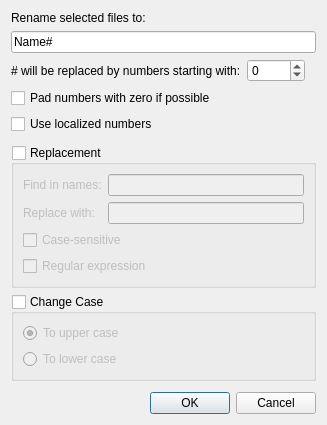
Before: the Qt Designer form pcmanfm/bulk-rename.ui in lxqt/pcmanfm-qt, drawn with Qt 5.
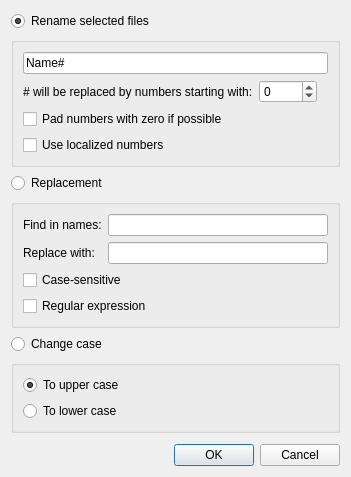
After: the same form once the commit is applied.

Commit message: Use QRadioButton's in Bulk Rename UI

```diff
--- a/pcmanfm/bulk-rename.ui
+++ b/pcmanfm/bulk-rename.ui
@@ -5,15 +5,21 @@
   <property name="windowTitle">
    <string>Bulk Rename</string>
   </property>
+  <layout class="QVBoxLayout" name="vboxLayout">
+   <item>
+    <widget class="QRadioButton" name="renameRB">
+     <property name="text">
+      <string>Rename selected files</string>
+     </property>
+     <property name="checked">
+      <bool>true</bool>
+     </property>
+    </widget>
+   </item>
+   <item>
+    <widget class="QGroupBox" name="renameGroupBox">
   <layout class="QGridLayout" name="gridLayout">
    <item row="0" column="0" colspan="3">
-    <widget class="QLabel" name="mainLabel">
-     <property name="text">
-      <string>Rename selected files to:</string>
-     </property>
-    </widget>
-   </item>
-   <item row="1" column="0" colspan="3">
     <widget class="QLineEdit" name="lineEdit">
      <property name="sizePolicy">
       <sizepolicy hsizetype="MinimumExpanding" vsizetype="Fixed">
@@ -26,14 +32,14 @@
      </property>
     </widget>
    </item>
-   <item row="2" column="0">
+      <item row="1" column="0">
     <widget class="QLabel" name="startLabel">
      <property name="text">
       <string># will be replaced by numbers starting with:</string>
      </property>
     </widget>
    </item>
-   <item row="2" column="1">
+      <item row="1" column="1">
     <widget class="QSpinBox" name="spinBox">
      <property name="minimum">
       <number>-1000</number>
@@ -43,7 +49,7 @@
      </property>
     </widget>
    </item>
-   <item row="2" column="2">
+      <item row="1" column="2">
     <spacer name="horizontalSpacer">
      <property name="orientation">
       <enum>Qt::Horizontal</enum>
@@ -59,47 +65,32 @@
      </property>
     </spacer>
    </item>
-   <item row="3" column="0" colspan="3">
+      <item row="2" column="0" colspan="3">
     <widget class="QCheckBox" name="zeroBox">
      <property name="text">
       <string>Pad numbers with zero if possible</string>
      </property>
     </widget>
    </item>
-   <item row="4" column="0" colspan="3">
+      <item row="3" column="0" colspan="3">
     <widget class="QCheckBox" name="localeBox">
      <property name="text">
       <string>Use localized numbers</string>
      </property>
     </widget>
    </item>
-   <item row="5" column="0">
-    <spacer name="verticalSpacer">
-     <property name="orientation">
-      <enum>Qt::Vertical</enum>
-     </property>
-     <property name="sizeType">
-      <enum>QSizePolicy::Fixed</enum>
-     </property>
-     <property name="sizeHint" stdset="0">
-      <size>
-       <width>5</width>
-       <height>5</height>
-      </size>
-     </property>
-    </spacer>
+     </layout>
+    </widget>
    </item>
-   <item row="6" column="0" colspan="3">
-    <widget class="QGroupBox" name="replaceGroupBox">
-     <property name="title">
+   <item>
+    <widget class="QRadioButton" name="replaceRB">
+     <property name="text">
       <string>Replacement</string>
      </property>
-     <property name="checkable">
-      <bool>true</bool>
-     </property>
-     <property name="checked">
-      <bool>false</bool>
-     </property>
+    </widget>
+   </item>
+   <item>
+    <widget class="QGroupBox" name="replaceGroupBox">
      <layout class="QFormLayout" name="formLayout">
       <item row="0" column="0">
        <widget class="QLabel" name="findLabel">
@@ -138,17 +129,15 @@
      </layout>
     </widget>
    </item>
-   <item row="7" column="0" colspan="3">
+   <item>
+    <widget class="QRadioButton" name="caseRB">
+     <property name="text">
+      <string>Change case</string>
+     </property>
+    </widget>
+   </item>
+   <item>
     <widget class="QGroupBox" name="caseGroupBox">
-     <property name="title">
-      <string>Change Case</string>
-     </property>
-     <property name="checkable">
-      <bool>true</bool>
-     </property>
-     <property name="checked">
-      <bool>false</bool>
-     </property>
      <layout class="QVBoxLayout" name="verticalLayout">
       <item>
        <widget class="QRadioButton" name="upperCaseButton">
@@ -170,7 +159,7 @@
      </layout>
     </widget>
    </item>
-   <item row="8" column="0">
+   <item>
     <spacer name="verticalSpacer_2">
      <property name="orientation">
       <enum>Qt::Vertical</enum>
@@ -186,7 +175,7 @@
      </property>
     </spacer>
    </item>
-   <item row="9" column="0" colspan="3">
+   <item>
     <widget class="QDialogButtonBox" name="buttonBox">
      <property name="standardButtons">
       <set>QDialogButtonBox::Cancel|QDialogButtonBox::Ok</set>
```
Lines whose indentation alone changed are shown as unchanged. The commit also changes 2 other files.
